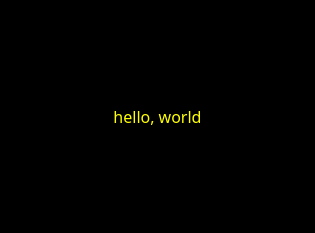
First picture: the form in src/testeigenview.ui, repository federicomartinlara1976/testeigen, before the edit.
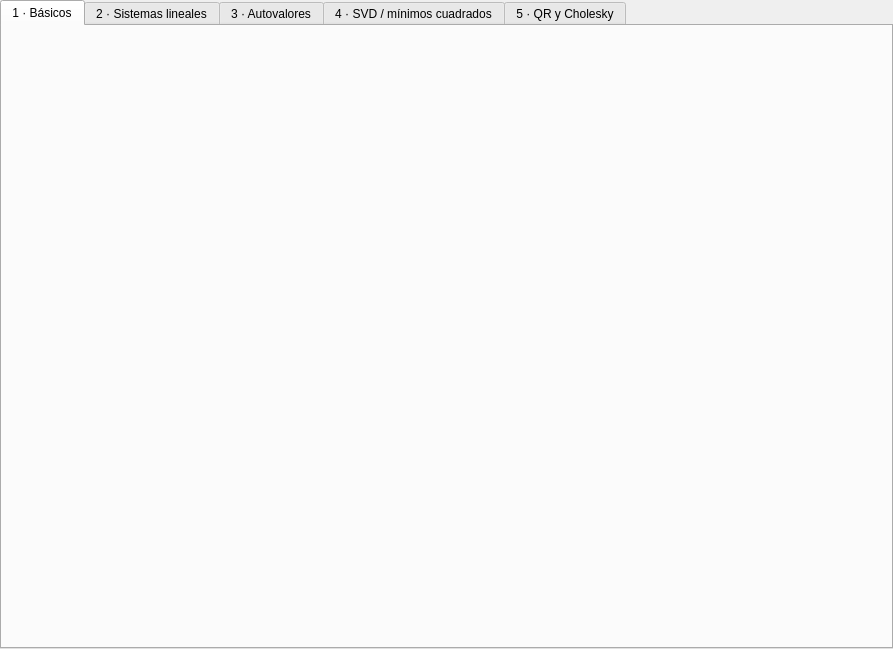
Second picture: the form after the edit.

Diff of the .ui file:
```diff
--- a/src/testeigenview.ui
+++ b/src/testeigenview.ui
@@ -6,14 +6,14 @@
    <rect>
     <x>0</x>
     <y>0</y>
-    <width>315</width>
-    <height>233</height>
+    <width>893</width>
+    <height>649</height>
    </rect>
   </property>
   <property name="autoFillBackground">
    <bool>true</bool>
   </property>
-  <layout class="QGridLayout">
+  <layout class="QVBoxLayout" name="verticalLayout">
    <property name="leftMargin">
     <number>0</number>
    </property>
@@ -26,174 +26,36 @@
    <property name="bottomMargin">
     <number>0</number>
    </property>
-   <item row="0" column="0">
-    <widget class="QLabel" name="templateLabel">
-     <property name="palette">
-      <palette>
-       <active>
-        <colorrole role="WindowText">
-         <brush brushstyle="SolidPattern">
-          <color alpha="255">
-           <red>255</red>
-           <green>255</green>
-           <blue>0</blue>
-          </color>
-         </brush>
-        </colorrole>
-        <colorrole role="Button">
-         <brush brushstyle="SolidPattern">
-          <color alpha="255">
-           <red>0</red>
-           <green>0</green>
-           <blue>0</blue>
-          </color>
-         </brush>
-        </colorrole>
-        <colorrole role="Base">
-         <brush brushstyle="SolidPattern">
-          <color alpha="255">
-           <red>0</red>
-           <green>0</green>
-           <blue>0</blue>
-          </color>
-         </brush>
-        </colorrole>
-        <colorrole role="Window">
-         <brush brushstyle="SolidPattern">
-          <color alpha="255">
-           <red>0</red>
-           <green>0</green>
-           <blue>0</blue>
-          </color>
-         </brush>
-        </colorrole>
-        <colorrole role="AlternateBase">
-         <brush brushstyle="SolidPattern">
-          <color alpha="255">
-           <red>0</red>
-           <green>0</green>
-           <blue>0</blue>
-          </color>
-         </brush>
-        </colorrole>
-       </active>
-       <inactive>
-        <colorrole role="WindowText">
-         <brush brushstyle="SolidPattern">
-          <color alpha="255">
-           <red>255</red>
-           <green>255</green>
-           <blue>0</blue>
-          </color>
-         </brush>
-        </colorrole>
-        <colorrole role="Button">
-         <brush brushstyle="SolidPattern">
-          <color alpha="255">
-           <red>0</red>
-           <green>0</green>
-           <blue>0</blue>
-          </color>
-         </brush>
-        </colorrole>
-        <colorrole role="Base">
-         <brush brushstyle="SolidPattern">
-          <color alpha="255">
-           <red>0</red>
-           <green>0</green>
-           <blue>0</blue>
-          </color>
-         </brush>
-        </colorrole>
-        <colorrole role="Window">
-         <brush brushstyle="SolidPattern">
-          <color alpha="255">
-           <red>0</red>
-           <green>0</green>
-           <blue>0</blue>
-          </color>
-         </brush>
-        </colorrole>
-        <colorrole role="AlternateBase">
-         <brush brushstyle="SolidPattern">
-          <color alpha="255">
-           <red>0</red>
-           <green>0</green>
-           <blue>0</blue>
-          </color>
-         </brush>
-        </colorrole>
-       </inactive>
-       <disabled>
-        <colorrole role="WindowText">
-         <brush brushstyle="SolidPattern">
-          <color alpha="255">
-           <red>119</red>
-           <green>119</green>
-           <blue>119</blue>
-          </color>
-         </brush>
-        </colorrole>
-        <colorrole role="Button">
-         <brush brushstyle="SolidPattern">
-          <color alpha="255">
-           <red>0</red>
-           <green>0</green>
-           <blue>0</blue>
-          </color>
-         </brush>
-        </colorrole>
-        <colorrole role="Base">
-         <brush brushstyle="SolidPattern">
-          <color alpha="255">
-           <red>0</red>
-           <green>0</green>
-           <blue>0</blue>
-          </color>
-         </brush>
-        </colorrole>
-        <colorrole role="Window">
-         <brush brushstyle="SolidPattern">
-          <color alpha="255">
-           <red>0</red>
-           <green>0</green>
-           <blue>0</blue>
-          </color>
-         </brush>
-        </colorrole>
-        <colorrole role="AlternateBase">
-         <brush brushstyle="SolidPattern">
-          <color alpha="255">
-           <red>0</red>
-           <green>0</green>
-           <blue>0</blue>
-          </color>
-         </brush>
-        </colorrole>
-       </disabled>
-      </palette>
+   <item>
+    <widget class="QTabWidget" name="tabWidget">
+     <property name="currentIndex">
+      <number>0</number>
      </property>
-     <property name="font">
-      <font>
-       <family>Sans Serif</family>
-       <pointsize>12</pointsize>
-      </font>
-     </property>
-     <property name="autoFillBackground">
-      <bool>true</bool>
-     </property>
-     <property name="text">
-      <string>hello, world</string>
-     </property>
-     <property name="scaledContents">
-      <bool>true</bool>
-     </property>
-     <property name="alignment">
-      <set>Qt::AlignCenter</set>
-     </property>
-     <property name="wordWrap">
-      <bool>false</bool>
-     </property>
+     <widget class="QWidget" name="tab_1">
+      <attribute name="title">
+       <string>1 · Básicos</string>
+      </attribute>
+     </widget>
+     <widget class="QWidget" name="tab_2">
+      <attribute name="title">
+       <string>2 · Sistemas lineales</string>
+      </attribute>
+     </widget>
+     <widget class="QWidget" name="tab_3">
+      <attribute name="title">
+       <string>3 · Autovalores</string>
+      </attribute>
+     </widget>
+     <widget class="QWidget" name="tab_4">
+      <attribute name="title">
+       <string>4 · SVD / mínimos cuadrados</string>
+      </attribute>
+     </widget>
+     <widget class="QWidget" name="tab_5">
+      <attribute name="title">
+       <string>5 · QR y Cholesky</string>
+      </attribute>
+     </widget>
     </widget>
    </item>
   </layout>
```
